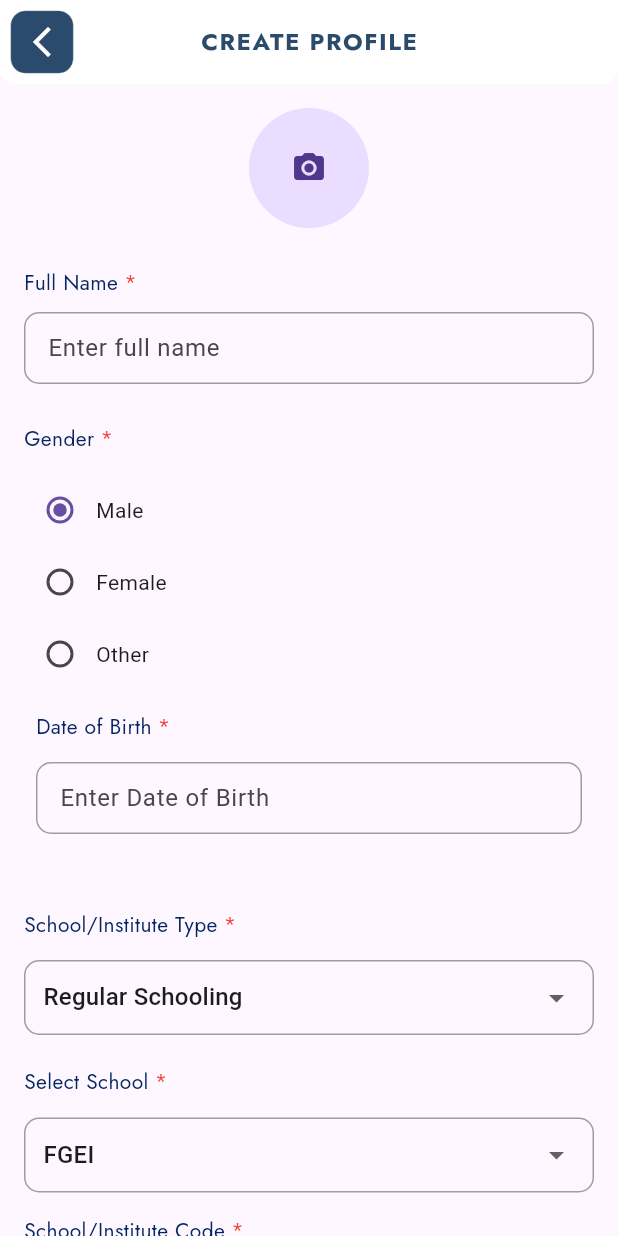
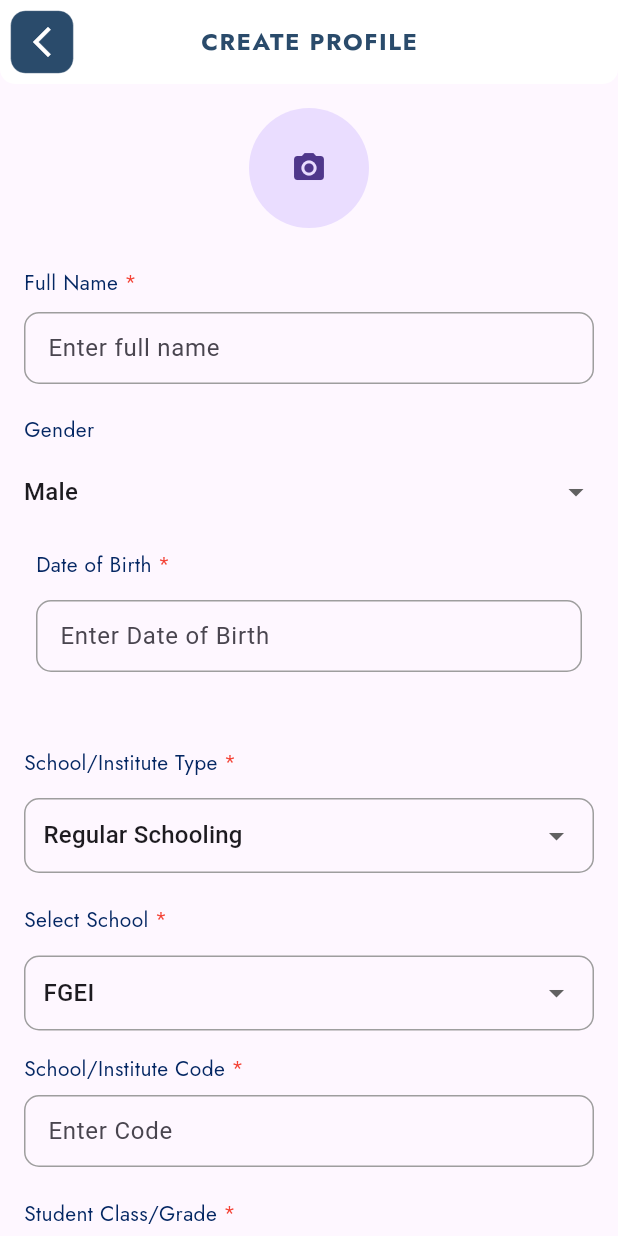
Before and after one commit to BCS201003/untitled3, a Flutter app: the screen it shows after launch, on a phone screen of 412 x 824 dp. Run offline on Flutter 3.47's test engine with Material 3 defaults, Android fonts, the light colour scheme and no system bars; our stand-ins replace clock, flutter_local_notifications, get, intl_phone_field, percent_indicator, timezone.

Commit message:
profile model update

```diff
--- a/lib/ProfileScreen/Controller/profile_controller.dart
+++ b/lib/ProfileScreen/Controller/profile_controller.dart
@@ -1,8 +1,8 @@
+// profile_controller.dart
 import 'package:flutter/foundation.dart';
 import 'package:flutter/material.dart';
 import 'package:get/get.dart';
 import 'package:untitled/ProfileScreen/Models/profilefield_model.dart';
-
 class ProfileController extends GetxController {
   String selectedSchoolList = 'FGEI';
   String selectedGender = 'Male';
@@ -10,7 +10,7 @@ class ProfileController extends GetxController {
   String selectedStudentGrade = '8th(Part 1)';
   String selectedCountry = 'Pakistan';
   String selectedState = 'Punjab';
-  String selectedCity = 'Islamabad'; // New selectedCity variable
+  String selectedCity = 'Islamabad';
 
   final TextEditingController nameController = TextEditingController();
   final TextEditingController codeController = TextEditingController();
@@ -24,12 +24,25 @@ class ProfileController extends GetxController {
   var showAddButton = true;
 
   var errorMessage = ''.obs;
+
   var isSaveButtonEnabled = false.obs;
 
   void updateSaveButtonState() {
     isSaveButtonEnabled.value = nameController.text.isNotEmpty &&
         codeController.text.isNotEmpty &&
         addressController.text.isNotEmpty;
+  }
+
+    void increment(String fullName) {
+    listSubscriberData.add(
+      {
+        'name': nameController.text,
+        'gender': selectedGender,
+        'grades': selectedStudentGrade,
+        'state': selectedState,
+      },
+    );
+    update();
   }
 
   void changeName(String value) {
@@ -42,20 +55,6 @@ class ProfileController extends GetxController {
       namesList.add(value);
       update();
     }
-  }
-
-  List<Map<String, String>> listSubscriberData = [];
-
-  void increment(String fullName) {
-    listSubscriberData.add(
-      {
-        'name': nameController.text,
-        'gender': selectedGender,
-        'grades': selectedStudentGrade,
-        'state': selectedState,
-      },
-    );
-    update();
   }
 
   void changeBirth(String value) {
@@ -99,7 +98,7 @@ class ProfileController extends GetxController {
   }
 
   void changeCity(String newValue) {
-    selectedCity = newValue; // Update selected city
+    selectedCity = newValue;
     update();
   }
 
@@ -107,6 +106,8 @@ class ProfileController extends GetxController {
     selectedState = newValue;
     update();
   }
+  List<Map<String, String>> listSubscriberData = [];
+
 
   void handleAddStudentButton() {
     if (listSubscriberData.length >= 5) {
--- a/lib/ProfileScreen/Models/profilefield_model.dart
+++ b/lib/ProfileScreen/Models/profilefield_model.dart
@@ -1,47 +1,43 @@
 class ProfileFieldModel {
   String fullName;
+  String dateOfBirth;
   String country;
-  String dateOfBirth;
   String city;
+  String address;
+  String gender;
+  String schoolCode;
+  String studentGrade;
+  String selectedSchoolList;
+  String schoolType;
+  String state; // New field for state
 
   ProfileFieldModel({
     required this.fullName,
+    required this.dateOfBirth,
     required this.country,
-    required this.dateOfBirth,
     required this.city,
+    required this.address,
+    required this.gender,
+    required this.schoolCode,
+    required this.studentGrade,
+    required this.selectedSchoolList,
+    required this.schoolType,
+    required this.state, // Initialize the new field
   });
-
-  factory ProfileFieldModel.fromJson(Map<String, dynamic> json) {
-    return ProfileFieldModel(
-      fullName: json['fullName'] ?? '',
-      country: json['country'] ?? '',
-      dateOfBirth: json['dateOfBirth'] ?? '',
-      city: json['city'] ?? '', // Handle city
-    );
-  }
 
   Map<String, dynamic> toJson() {
     return {
       'fullName': fullName,
+      'dateOfBirth': dateOfBirth,
       'country': country,
-      'dateOfBirth': dateOfBirth,
-      'city': city, // Include city when converting to JSON
+      'city': city,
+      'address': address,
+      'gender': gender,
+      'schoolCode': schoolCode,
+      'studentGrade': studentGrade,
+      'selectedSchoolList': selectedSchoolList,
+      'schoolType': schoolType,
+      'state': state, // Add to JSON
     };
   }
-
-  void updateFullName(String name) {
-    fullName = name;
-  }
-
-  void updateCountry(String country) {
-    this.country = country;
-  }
-
-  void updateDateOfBirth(String date) {
-    dateOfBirth = date;
-  }
-
-  void updateCity(String city) {
-    this.city = city; // Update city
-  }
 }
--- a/lib/ProfileScreen/Widget/address.dart
+++ b/lib/ProfileScreen/Widget/address.dart
@@ -1,4 +1,4 @@
-//address.dart
+// address.dart
 import 'package:flutter/material.dart';
 import 'package:untitled/ProfileScreen/Controller/profile_controller.dart';
 
@@ -43,7 +43,7 @@ class AddressDropdown extends StatelessWidget {
         TextField(
           controller: controller.addressController,
           onChanged: (String v) {
-            controller.changeAddress(v);
+            controller.changeAddress(v); // Update the address in the controller
           },
           decoration: const InputDecoration(
             contentPadding: EdgeInsets.all(12),
--- a/lib/ProfileScreen/Widget/city.dart
+++ b/lib/ProfileScreen/Widget/city.dart
@@ -47,7 +47,8 @@ class CityDropdown extends StatelessWidget {
             value: controller.selectedCity,
             onChanged: (String? newValue) {
               if (newValue != null) {
-                controller.changeCity(newValue); // Update city selection
+                controller.changeCity(newValue);
+
               }
             },
             items: <String>['Islamabad', 'Rawalpindi']
--- a/lib/ProfileScreen/Widget/full_name.dart
+++ b/lib/ProfileScreen/Widget/full_name.dart
@@ -49,6 +49,7 @@ class FullNameField extends StatelessWidget {
                   controller.changeName(value); // Update controller's name
                   controller.validateFullName(value); // Validate name
                 },
+
                 decoration: InputDecoration(
                   contentPadding: const EdgeInsets.all(12),
                   hintText: 'Enter full name',
--- a/lib/ProfileScreen/Widget/gender.dart
+++ b/lib/ProfileScreen/Widget/gender.dart
@@ -1,95 +1,46 @@
+// gender_dropdown.dart
 import 'package:flutter/material.dart';
-import 'package:get/get.dart';
 import 'package:untitled/ProfileScreen/Controller/profile_controller.dart';
 
 class GenderSelector extends StatelessWidget {
   final ProfileController controller;
 
-  const GenderSelector({super.key, required this.controller});
+  const GenderSelector({
+    super.key,
+    required this.controller,
+  });
 
   @override
   Widget build(BuildContext context) {
     return Column(
       crossAxisAlignment: CrossAxisAlignment.start,
       children: [
-        const Row(
-          children: [
-            Text(
+        const Text(
           'Gender',
           style: TextStyle(
             fontFamily: 'Jost',
             fontSize: 14,
             fontWeight: FontWeight.w500,
-                height: 31.78 / 14,
             color: Color(0xFF042763),
           ),
         ),
-            SizedBox(width: 4),
-            Text(
-              '*',
-              style: TextStyle(
-                fontFamily: 'Jost',
-                fontSize: 14,
-                fontWeight: FontWeight.w500,
-                height: 31.78 / 14,
-                color: Colors.red,
-              ),
-            ),
-          ],
-        ),
         const SizedBox(height: 8),
-        GetBuilder<ProfileController>(
-          builder: (controller) {
-            return Column(
-              children: [
-                Row(
-                  children: [
-                    Radio<String>(
-                      value: 'Male',
-                      groupValue: controller.selectedGender,
-                      onChanged: (value) => controller.changeGender(value!),
-                    ),
-                    const Flexible(
-                      child: Text(
-                        'Male',
-                        overflow: TextOverflow.ellipsis,
-                      ),
-                    ),
-                  ],
-                ),
-                Row(
-                  children: [
-                    Radio<String>(
-                      value: 'Female',
-                      groupValue: controller.selectedGender,
-                      onChanged: (value) => controller.changeGender(value!),
-                    ),
-                    const Flexible(
-                      child: Text(
-                        'Female',
-                        overflow: TextOverflow.ellipsis,
-                      ),
-                    ),
-                  ],
-                ),
-                Row(
-                  children: [
-                    Radio<String>(
-                      value: 'Other',
-                      groupValue: controller.selectedGender,
-                      onChanged: (value) => controller.changeGender(value!),
-                    ),
-                    const Flexible(
-                      child: Text(
-                        'Other',
-                        overflow: TextOverflow.ellipsis,
-                      ),
-                    ),
-                  ],
-                ),
-              ],
+        DropdownButton<String>(
+          value: controller.selectedGender,
+          onChanged: (String? newValue) {
+            if (newValue != null) {
+              controller.changeGender(newValue);
+            }
+          },
+          items: <String>['Male', 'Female', 'Other']
+              .map<DropdownMenuItem<String>>((String value) {
+            return DropdownMenuItem<String>(
+              value: value,
+              child: Text(value),
             );
-          },
+          }).toList(),
+          isExpanded: true,
+          underline: const SizedBox(),
         ),
       ],
     );
--- a/lib/ProfileScreen/Widget/school_grade.dart
+++ b/lib/ProfileScreen/Widget/school_grade.dart
@@ -1,3 +1,4 @@
+// school_grade_dropdown.dart
 import 'package:flutter/material.dart';
 import 'package:untitled/ProfileScreen/Controller/profile_controller.dart';
 
--- a/lib/ProfileScreen/Widget/school_list.dart
+++ b/lib/ProfileScreen/Widget/school_list.dart
@@ -1,3 +1,4 @@
+// school_list.dart
 import 'package:flutter/material.dart';
 import 'package:untitled/ProfileScreen/Controller/profile_controller.dart';
 
@@ -16,8 +17,7 @@ class SchoolListState extends State<SchoolList> {
   @override
   void initState() {
     super.initState();
-    // Initialize with the value from the controller
-    selectedSchool = widget.controller.selectedSchoolList;
+    selectedSchool = widget.controller.selectedSchoolList; // Initialize from the controller
   }
 
   @override
```
Also changed, not shown: lib/ProfileScreen/Widget/country.dart (+10 -7 lines), lib/ProfileScreen/Widget/dateofbirth.dart (+7 -0 lines). Lines whose indentation alone changed are shown as unchanged.
